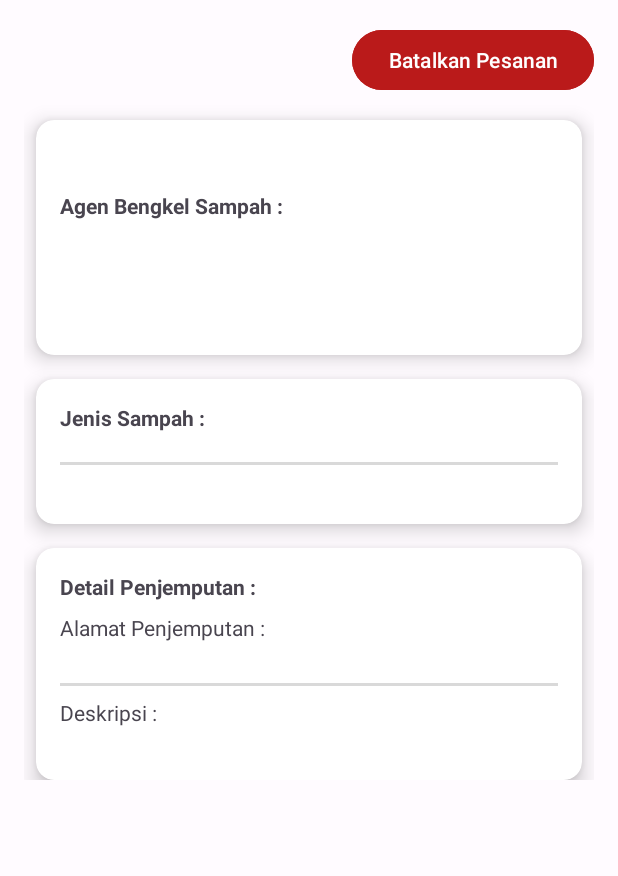
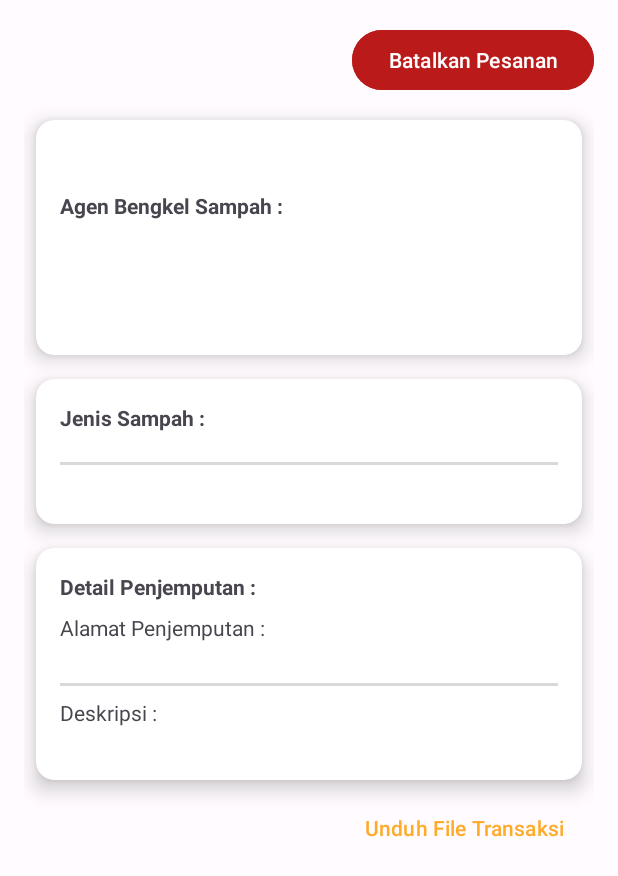
Before and after one commit to ddenfi/CP-ME-2-BengkelSampah, an Android app: the HistoryDetailActivity screen opened directly, with no data from a screen before it, on a phone screen of 412 x 824 dp. Shown: the top 876 px of the screen. Run offline under Robolectric (Android 15) with nearby library versions, the light colour scheme and no system bars.

Commit message:
feat(history-detail): add download transaction text button

```diff
--- a/app/src/main/res/layout/activity_history_detail.xml
+++ b/app/src/main/res/layout/activity_history_detail.xml
@@ -173,5 +173,15 @@
                     tools:text="@string/description" />
             </androidx.appcompat.widget.LinearLayoutCompat>
         </androidx.cardview.widget.CardView>
+
+        <Button
+            android:id="@+id/btn_download_transaction"
+            style="@style/Widget.Material3.Button.TextButton"
+            android:layout_width="wrap_content"
+            android:layout_height="wrap_content"
+            android:layout_gravity="end"
+            android:layout_marginTop="8dp"
+            android:layout_marginEnd="8dp"
+            android:text="@string/download_transaction_file" />
     </androidx.appcompat.widget.LinearLayoutCompat>
 </androidx.core.widget.NestedScrollView>
```
